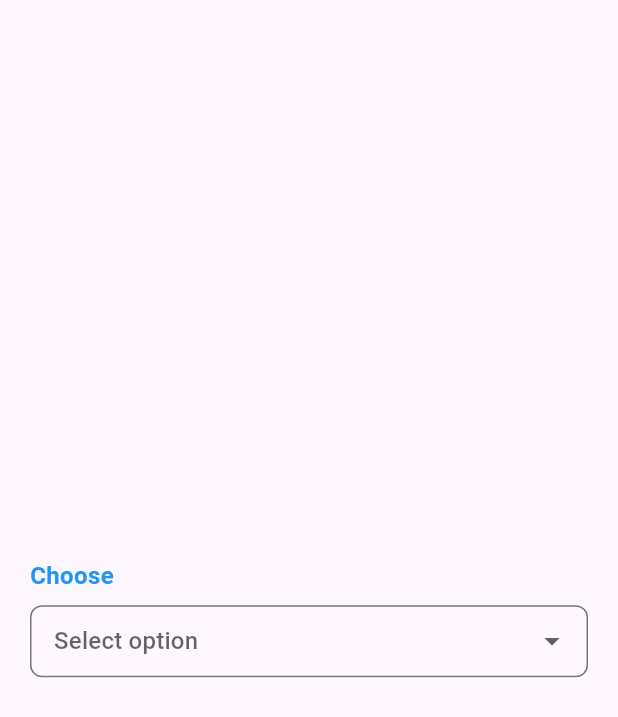
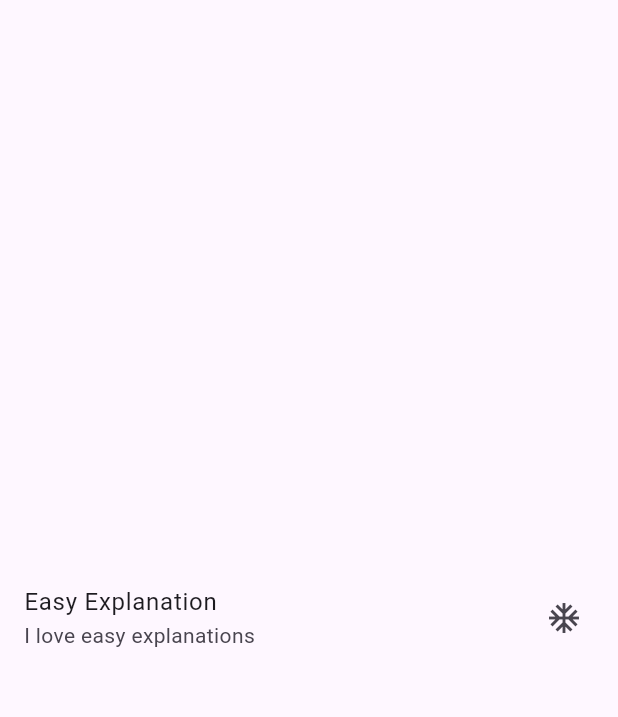
Before and after one commit to biswassagor927/Snackbar_in-Flutter, a Flutter app: the screen it shows after launch, on a phone screen of 412 x 824 dp. Shown: the top 717 px of the screen. Run offline on Flutter 3.47's test engine with Material 3 defaults, Android fonts, the light colour scheme and no system bars; our stand-ins replace fluttertoast.

Commit message:
New add Fluter Dismissable

```diff
--- a/lib/main.dart
+++ b/lib/main.dart
@@ -1,4 +1,5 @@
 import 'package:flutter/material.dart';
+
 void main() => runApp(MyApp());
 
 class MyApp extends StatelessWidget {
@@ -16,78 +17,31 @@ class Home extends StatefulWidget {
 }
 
 class _HomeState extends State<Home> {
-
-  String? selectedValue;
-
-  List<String> items = ["One", "Two", "Three", "Four", "Five"];
-
   @override
   Widget build(BuildContext context) {
     return Scaffold(
       body: Center(
-        child: Padding(
-          padding: const EdgeInsets.all(20.0),
-          child: Column(
-            mainAxisAlignment: MainAxisAlignment.center,
-            children: [
+        child: Dismissible(
+          key: ValueKey("abc"),
 
-              // 🔹 label changes when an item is selected
-              Align(
-                alignment: Alignment.centerLeft,
-                child: Text(
-                  selectedValue ?? "Choose",
-                  style: TextStyle(
-                    fontSize: 16,
-                    color: Colors.blue, // label highlight color
-                    fontWeight: FontWeight.bold,
-                  ),
-                ),
-              ),
+          // swipe right
+          background: Container(
+            color: Colors.red,
+            alignment: Alignment.centerLeft,
+            child: Icon(Icons.delete, color: Colors.white, size: 40),
+          ),
 
-              SizedBox(height: 8),
+          // swipe left
+          secondaryBackground: Container(
+            color: Colors.green,
+            alignment: Alignment.centerRight,
+            child: Icon(Icons.check, color: Colors.white, size: 40),
+          ),
 
-              // 🔹 Dropdown field
-              DropdownButtonFormField<String>(
-                value: selectedValue,
-                hint: Text("Select option"),
-
-                decoration: InputDecoration(
-                  border: OutlineInputBorder(
-                    borderRadius: BorderRadius.circular(8),
-                  ),
-                  contentPadding: EdgeInsets.symmetric(horizontal: 12),
-                ),
-
-                items: items.map((String item) {
-                  return DropdownMenuItem<String>(
-                    value: item,
-                    child: Text(
-                      item,
-                      style: TextStyle(
-                        color: selectedValue == item
-                            ? Colors.blue // 🔥 selected highlight
-                            : Colors.black,
-                        fontWeight: selectedValue == item
-                            ? FontWeight.bold
-                            : FontWeight.normal,
-                      ),
-                    ),
-                  );
-                }).toList(),
-
-                onChanged: (String? newValue) {
-                  setState(() {
-                    selectedValue = newValue;
-                  });
-                  if (newValue != null) {
-                    ScaffoldMessenger.of(context).showSnackBar(
-                      SnackBar(content: Text('Selected: $newValue')),
-                    );
-                  }
-                },
-              ),
-
-            ],
+          child: ListTile(
+            title: Text("Easy Explanation"),
+            subtitle: Text("I love easy explanations"),
+            trailing: Icon(Icons.ac_unit),
           ),
         ),
       ),
```
